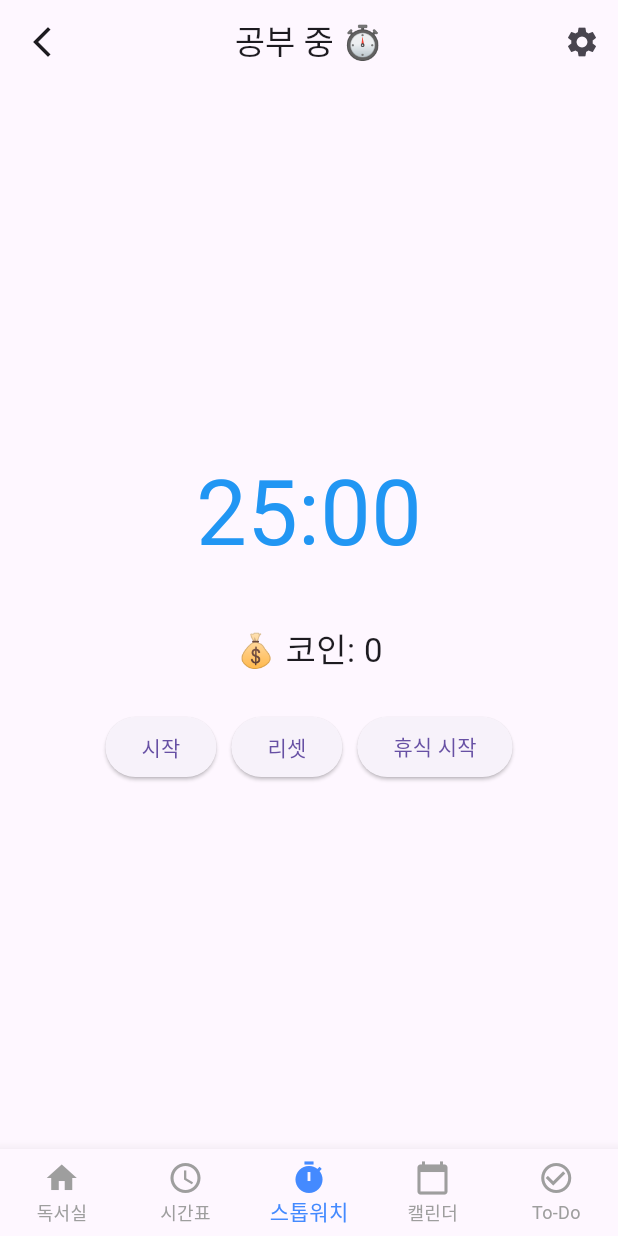
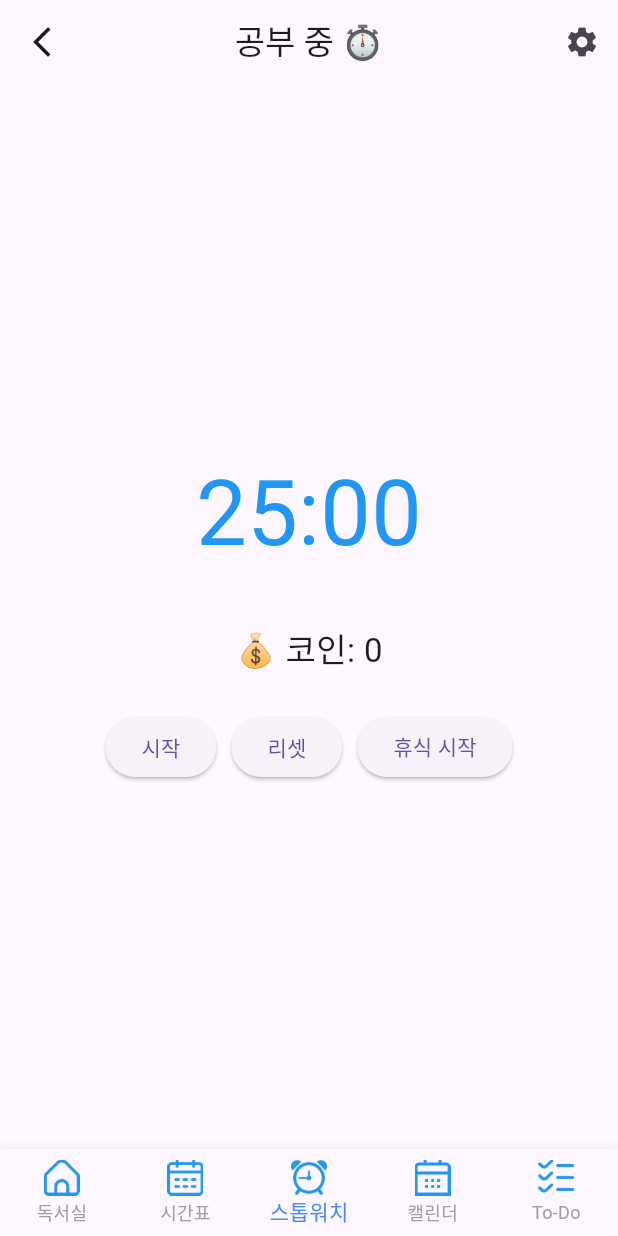
Before and after one commit to hwee1017/simeji, a Flutter app: the StudyRoomPage screen opened directly, item 3 of the bottom bar chosen, on a phone screen of 412 x 824 dp. Run offline on Flutter 3.47's test engine with Material 3 defaults, Android fonts, the light colour scheme and no system bars; our stand-ins replace hive, hive_flutter, table_calendar; accounts and stored records are empty.

```diff
--- a/lib/pages/study_room_page.dart
+++ b/lib/pages/study_room_page.dart
@@ -41,23 +41,43 @@ class _StudyRoomPageState extends State<StudyRoomPage> {
         unselectedItemColor: Colors.grey,
         items: const [
           BottomNavigationBarItem(
-            icon: Icon(Icons.home),
+            icon: const ImageIcon(
+            AssetImage('assets/study-room.png'),
+            size: 24,
+            color: Colors.blue,
+            ),
             label: '독서실',
           ),
           BottomNavigationBarItem(
-            icon: Icon(Icons.schedule),
+            icon: const ImageIcon(
+            AssetImage('assets/timetable.png'),
+            size: 24,
+            color: Colors.blue,
+            ),
             label: '시간표',
           ),
           BottomNavigationBarItem(
-            icon: Icon(Icons.timer),
+            icon: const ImageIcon(
+            AssetImage('assets/stopwatch.png'),
+            size: 24,
+            color: Colors.blue,
+            ),
             label: '스톱워치',
           ),
           BottomNavigationBarItem(
-            icon: Icon(Icons.calendar_today),
+            icon: const ImageIcon(
+            AssetImage('assets/calendar.png'),
+            size: 24,
+            color: Colors.blue,
+            ),
             label: '캘린더',
           ),
           BottomNavigationBarItem(
-            icon: Icon(Icons.check_circle_outline),
+            icon: const ImageIcon(
+            AssetImage('assets/list.png'),
+            size: 24,
+            color: Colors.blue,
+            ),
             label: 'To-Do',
           ),
         ],
--- a/lib/vilage_hub_page.dart
+++ b/lib/vilage_hub_page.dart
@@ -43,6 +43,16 @@ class _VillageHubPageState extends State<VillageHubPage> {
   Widget build(BuildContext context) {
     return Scaffold(
       appBar: AppBar(
+        leading: IconButton(
+          icon: Image.asset(
+            'assets/stopwatch.png',
+            width: 28,
+            height: 28,
+          ),
+          onPressed: () {
+            Navigator.pop(context);
+          },
+        ),
         title: const Text('마을'),
         actions: [
           IconButton(
```
Also changed, not shown: assets/calendar.png (added), assets/list.png (added), assets/stopwatch.png (added), assets/study-room.png (added), assets/timetable.png (added).
